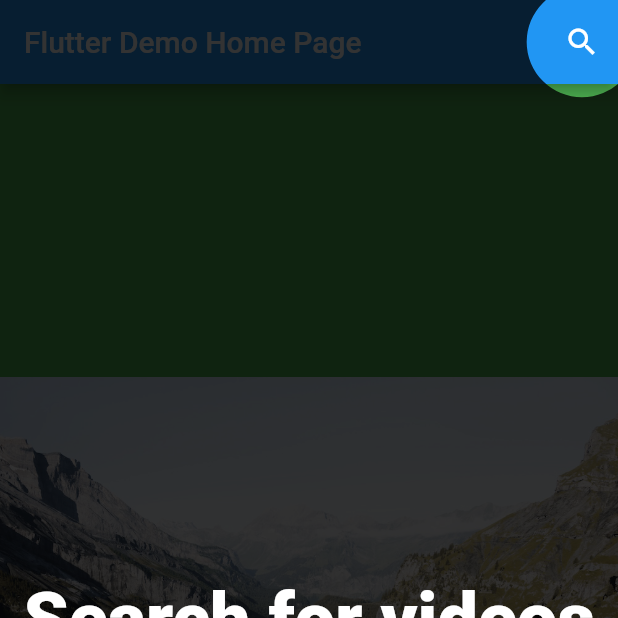
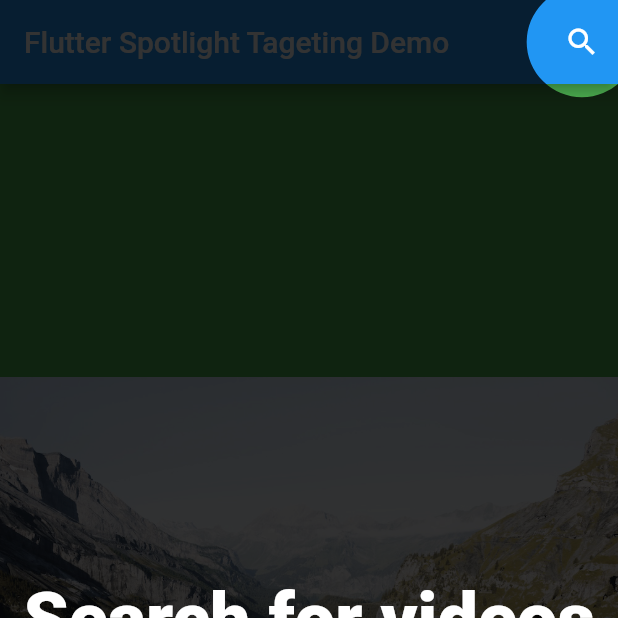
Before and after one commit to granoeste/flutter_spotlight, a Flutter app: the screen it shows after launch, on a phone screen of 412 x 824 dp, the top half of it. Run offline on Flutter 3.47's test engine with Material 2 defaults, Android fonts, the phone set to English and light mode, and no system bars.

Commit message:
## [0.1.0]
* Modify details.
* Add Movable Demo.

```diff
--- a/example/lib/main.dart
+++ b/example/lib/main.dart
@@ -2,46 +2,24 @@ import 'package:flutter/material.dart';
 import 'package:flutter_spotlight/flutter_spotlight.dart';
 import 'dart:async';
 
-void main() => runApp(new MyApp());
+void main() => runApp(MyApp());
 
 class MyApp extends StatelessWidget {
-  // This widget is the root of your application.
   @override
   Widget build(BuildContext context) {
-    return new MaterialApp(
-      title: 'Flutter Demo',
-      theme: new ThemeData(
-        // This is the theme of your application.
-        //
-        // Try running your application with "flutter run". You'll see the
-        // application has a blue toolbar. Then, without quitting the app, try
-        // changing the primarySwatch below to Colors.green and then invoke
-        // "hot reload" (press "r" in the console where you ran "flutter run",
-        // or press Run > Flutter Hot Reload in IntelliJ). Notice that the
-        // counter didn't reset back to zero; the application is not restarted.
-        primarySwatch: Colors.blue,
-      ),
-      home: new MyHomePage(title: 'Flutter Demo Home Page'),
+    return MaterialApp(
+      title: 'Flutter Spotlight Demo',
+      home: MyHomePage(title: 'Flutter Spotlight Tageting Demo'),
     );
   }
 }
 
 class MyHomePage extends StatefulWidget {
   MyHomePage({Key key, this.title}) : super(key: key);
-
-  // This widget is the home page of your application. It is stateful, meaning
-  // that it has a State object (defined below) that contains fields that affect
-  // how it looks.
-
-  // This class is the configuration for the state. It holds the values (in this
-  // case the title) provided by the parent (in this case the App widget) and
-  // used by the build method of the State. Fields in a Widget subclass are
-  // always marked "final".
-
   final String title;
 
   @override
-  _MyHomePageState createState() => new _MyHomePageState();
+  _MyHomePageState createState() => _MyHomePageState();
 }
 
 class _MyHomePageState extends State<MyHomePage> {
@@ -99,7 +77,8 @@ class _MyHomePageState extends State<MyHomePage> {
         alignment: Alignment.center,
         child: Text(
           targets[index][1],
-          style: ThemeData.dark().textTheme.caption.copyWith(color: Colors.white),
+          style:
+              ThemeData.dark().textTheme.caption.copyWith(color: Colors.white),
         ),
       );
     });
@@ -131,9 +110,9 @@ class _MyHomePageState extends State<MyHomePage> {
       animation: true,
       onTap: _onTap,
       color: Color.fromRGBO(0, 0, 0, 0.8),
-      child: new Scaffold(
-        appBar: new AppBar(
-          title: new Text(widget.title),
+      child: Scaffold(
+        appBar: AppBar(
+          title: Text(widget.title),
           actions: <Widget>[
             IconButton(
               key: keySearch,
--- /dev/null
+++ b/example/lib/move_spotlight.dart
@@ -0,0 +1,77 @@
+import 'package:flutter/material.dart';
+import 'package:flutter_spotlight/flutter_spotlight.dart';
+import 'dart:async';
+
+void main() => runApp(MyApp());
+
+class MyApp extends StatelessWidget {
+  @override
+  Widget build(BuildContext context) {
+    return MaterialApp(
+      title: 'Flutter Spotlight Demo',
+      home: MyHomePage(title: 'Flutter Spotlight Movable Demo'),
+    );
+  }
+}
+
+class MyHomePage extends StatefulWidget {
+  MyHomePage({Key key, this.title}) : super(key: key);
+  final String title;
+
+  @override
+  _MyHomePageState createState() => _MyHomePageState();
+}
+
+class _MyHomePageState extends State<MyHomePage> {
+  Offset _center;
+  double _radius = 50.0;
+
+  void _onPointerMove(PointerMoveEvent event) {
+    setState(() {
+      _center = event.position;
+    });
+  }
+
+  void _onPointerUp(PointerUpEvent event) {
+    setState(() {
+      _center = event.position;
+    });
+  }
+
+  @override
+  Widget build(BuildContext context) {
+    return Scaffold(
+      appBar: AppBar(
+        title: Text(widget.title),
+      ),
+      body: SafeArea(
+        child: Container(
+          constraints: BoxConstraints.expand(),
+          color: Colors.amber,
+          child: Listener(
+            onPointerMove: _onPointerMove,
+            onPointerUp: _onPointerUp,
+            child: Spotlight(
+              center: _center,
+              radius: _radius,
+              ignoring: false,
+              color: Color.fromRGBO(0, 0, 0, 0.95),
+              child: Container(
+                  color: Colors.green,
+                  alignment: Alignment.center,
+                  child: Column(
+                    mainAxisAlignment: MainAxisAlignment.center,
+                    children: <Widget>[
+                      Image.asset(
+                        'images/lake.jpg',
+                        fit: BoxFit.cover,
+                      ),
+                    ],
+                  )),
+            ),
+          ),
+        ),
+      ),
+    );
+  }
+}
--- a/lib/flutter_spotlight.dart
+++ b/lib/flutter_spotlight.dart
@@ -5,50 +5,64 @@ import 'dart:math';
 import 'package:flutter/material.dart';
 
 /// A Spotlight.
+/// The [child] argument must not be null.
+/// Fill the whole with the specified [color], Spotlight with [radius] to [center]
+/// and draw [description] on screen. If [animation] is true, appears slowly.
+/// Spotlight is not displayed if [enabled] is false. Default is true.
+/// Call [onTap] when the screen is tapped.
+/// By default, gestures are not notified to [child] under the screen. If you
+/// want to notify you, specify [ignoring] as false.
 class Spotlight extends StatefulWidget {
   final Widget child;
   final Color color;
   final Offset center;
   final double radius;
+  final Widget description;
+  final bool animation;
   final bool enabled;
-  final Widget description;
   final GestureTapCallback onTap;
-  final bool animation;
+  final bool ignoring;
 
+  /// Creates an object.
   Spotlight(
       {Key key,
       @required this.child,
       this.color,
       this.center,
       this.radius,
+      this.description,
+      this.animation = false,
       this.enabled = true,
       this.onTap,
-      this.description,
-      this.animation = false})
+      this.ignoring = true})
       : assert(child != null),
         super(key: key);
 
   @override
   State<StatefulWidget> createState() => SpotlightState();
 
+  /// Get Rect from GlobalKey.
   static Rect getRectFromKey(GlobalKey globalKey) {
     var object = globalKey?.currentContext?.findRenderObject();
     var translation = object?.getTransformTo(null)?.getTranslation();
     var size = object?.semanticBounds?.size;
 
     if (translation != null && size != null) {
-      return new Rect.fromLTWH(
+      return Rect.fromLTWH(
           translation.x, translation.y, size.width, size.height);
     } else {
       return null;
     }
   }
 
+  /// Calculate target radius.
   static double calcRadius(Rect target) {
+    // Calculate the long side of target rect.
     // 長辺を計算
-    var a = target.right - target.left;
-    var b = target.bottom - target.top;
-    var c = sqrt((a * a) + (b * b));
+    var a = target.right - target.left; // Horizontal
+    var b = target.bottom - target.top; // Vertical
+    var c = sqrt((a * a) + (b * b)); // the long side
+    // Calculate radius
     // 半径
     var r = c / 2;
     return r;
@@ -66,11 +80,12 @@ class SpotlightState extends State<Spotlight>
   @override
   void initState() {
     super.initState();
-    if(widget.animation) {
+    if (widget.animation) {
       _controller = AnimationController(
         duration: Duration(milliseconds: 500),
         vsync: this,
       );
+
       _animation = Tween(begin: 0.0, end: 1.0)
           .animate(CurvedAnimation(parent: _controller, curve: Curves.ease))
             ..addListener(() {
@@ -111,14 +126,16 @@ class SpotlightState extends State<Spotlight>
   Widget build(BuildContext context) {
     return Stack(
       key: stickyKey,
-//      fit: StackFit.expand,
       children: widget.enabled
           ? <Widget>[
-              IgnorePointer(child: widget.child),
+              // Child does not respond to gestures while displaying spotlight
+              IgnorePointer(ignoring: widget.ignoring, child: widget.child),
               GestureDetector(
                 child: ClipPath(
-                  clipper: InvertedCircleClipper(adjustCenter(widget.center),
-                      widget.radius * _fraction),
+                  clipper: InvertedCircleClipper(
+                    adjustCenter(widget.center),
+                    widget.radius * _fraction,
+                  ),
                   child: Stack(
                     children: <Widget>[
                       Container(
@@ -126,7 +143,8 @@ class SpotlightState extends State<Spotlight>
                       ),
                       Opacity(
                         opacity: _visible ? 1.0 : 0.0,
-                          child: widget.description ?? Container()),
+                        child: widget.description ?? Container(),
+                      ),
                     ],
                   ),
                 ),
@@ -143,11 +161,15 @@ class SpotlightState extends State<Spotlight>
     );
   }
 
-  /// TouchEvent の Offset が AppBar 含めるので ClipCircle の実位置と調整
+  /// Adjust target center.
+  /// If Spotlight is a child of Scaffold, translation (Widget position) is shifted by AppBar, so adjust the center of ClipCircle.
+  /// Spotlight が、Scaffold の子供の場合、translation (Widget position) が AppBar 分ずれるので、ClipCircle のセンターを調整する
   Offset adjustCenter(Offset offset) {
+    // Get the translation vector (widget position) from Spotlight
     var object = stickyKey.currentContext?.findRenderObject();
     var translation = object?.getTransformTo(null)?.getTranslation();
     if (translation != null) {
+      // Adjust center
       double dx = offset.dx - translation.x;
       double dy = offset.dy - translation.y;
       return Offset(dx, dy);
@@ -157,8 +179,8 @@ class SpotlightState extends State<Spotlight>
   }
 }
 
+/// Inverted Circle Clipper
 /// Flutter: inverted ClipOval - Stack Overflow https://stackoverflow.com/questions/49374893/flutter-inverted-clipoval
-
 class InvertedCircleClipper extends CustomClipper<Path> {
   final Offset center;
   final double radius;
@@ -168,16 +190,16 @@ class InvertedCircleClipper extends CustomClipper<Path> {
   @override
   Path getClip(Size size) {
     return Path()
-      // ラウンド
+      // Circle (円)
       ..addOval(
         Rect.fromCircle(
           center: center ?? Offset(size.width / 2, size.height / 2),
           radius: radius ?? size.width * 0.25,
         ),
       )
-      // 全体描画
+      // Overall drawing (全体描画)
       ..addRect(Rect.fromLTWH(0.0, 0.0, size.width, size.height))
-      // くり抜き
+      // Hollow out a circle (くり抜き)
       ..fillType = PathFillType.evenOdd;
   }
 
--- a/pubspec.yaml
+++ b/pubspec.yaml
@@ -1,6 +1,6 @@
 name: flutter_spotlight
 description: Spotlight for Flutter that lights items for tutorials etc...
-version: 0.0.2
+version: 0.1.0
 author: Katsumi Onishi <granoeste@gmail.com>
 homepage: https://github.com/granoeste/flutter_spotlight
 
```
Also changed, not shown: example/pubspec.lock, 2 other files. Lines whose indentation alone changed are shown as unchanged.
